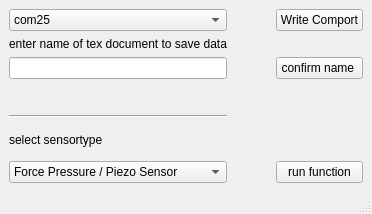
Old version of the form Pythoncode/test GUI/my_test_gui.ui in the repository FridolinWeber/Effendi-Project.
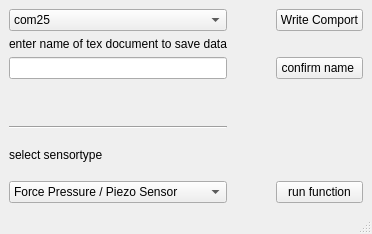
New version of the form.

The edit to the form file:
```diff
--- a/Pythoncode/test GUI/my_test_gui.ui
+++ b/Pythoncode/test GUI/my_test_gui.ui
@@ -10,7 +10,7 @@
     <x>0</x>
     <y>0</y>
     <width>372</width>
-    <height>214</height>
+    <height>234</height>
    </rect>
   </property>
   <property name="cursor">
```
Left out of the diff: 7 changed lines with no effect on the pictures.
